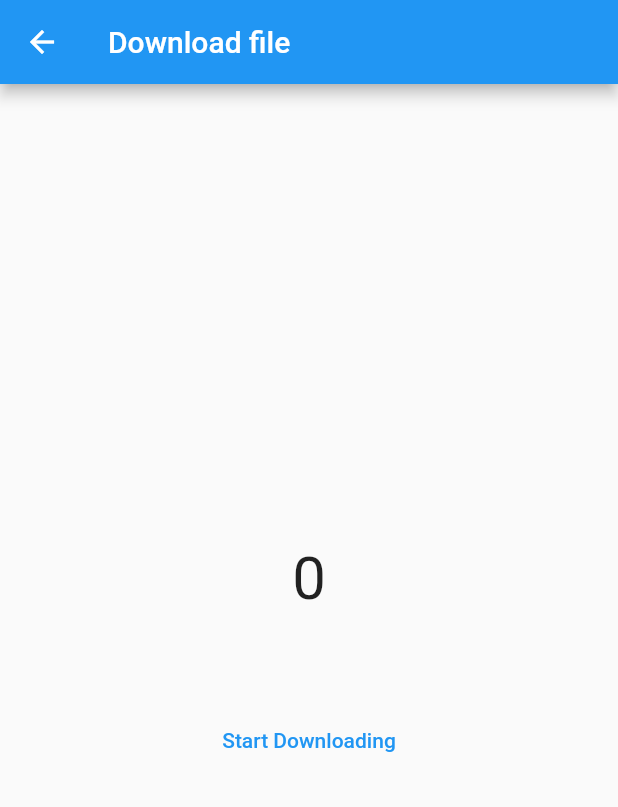
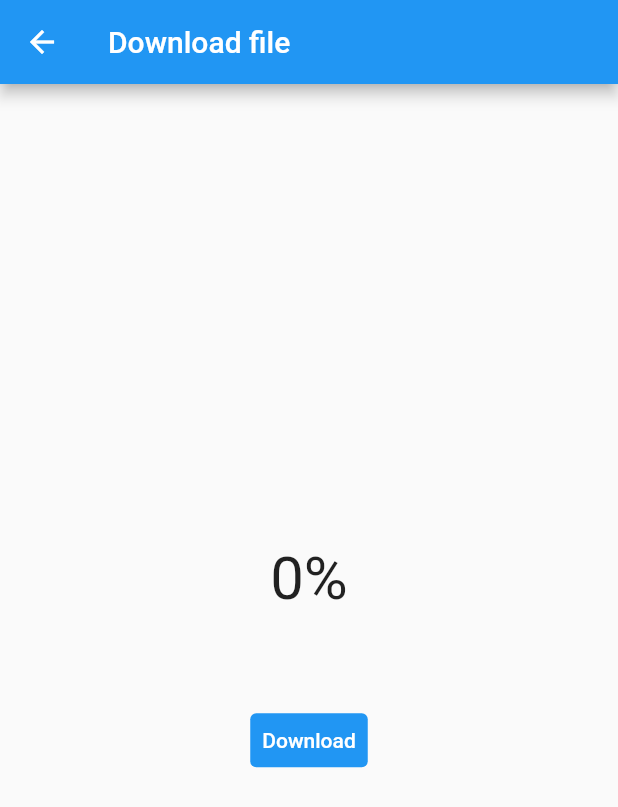
Before and after one commit to asmitzz/flutter_tasks, a Flutter app: the DownloadFile screen opened by its route, on a phone screen of 412 x 824 dp. Shown: the top 807 px of the screen. Run offline on Flutter 3.47's test engine with Material 2 defaults, Android fonts, the phone set to English and light mode, and no system bars; our stand-ins replace permission_handler; missing offline and left inert: flutter_downloader.

Commit message:
implemented download file using flutter_downloader

```diff
--- a/lib/screens/task3_download_file.dart
+++ b/lib/screens/task3_download_file.dart
@@ -16,6 +16,8 @@ class DownloadFile extends StatefulWidget {
 
 class _DownloadFileState extends State<DownloadFile> {
   int progress = 0;
+  bool isDownloadStart = false;
+  String taskId = "";
 
   final ReceivePort _receivePort = ReceivePort();
 
@@ -31,7 +33,6 @@ class _DownloadFileState extends State<DownloadFile> {
 
   @override
   void initState() {
-    // TODO: implement initState
     super.initState();
 
     ///register a send port for the other isolates
@@ -39,15 +40,20 @@ class _DownloadFileState extends State<DownloadFile> {
         _receivePort.sendPort, "downloading");
 
     ///Listening for the data is comming other isolataes
-    _receivePort.listen((message) {
+    _receivePort.listen(
+      (message) {
         setState(() {
           progress = message[2];
         });
-
-      print(progress);
-    });
+      },
+    );
 
     FlutterDownloader.registerCallback(downloadingCallback);
+  }
+
+  @override
+  void dispose() {
+    super.dispose();
   }
 
   @override
@@ -61,14 +67,20 @@ class _DownloadFileState extends State<DownloadFile> {
           mainAxisAlignment: MainAxisAlignment.center,
           children: <Widget>[
             Text(
-              "$progress",
+              "$progress%",
               style: const TextStyle(fontSize: 40),
             ),
             const SizedBox(
               height: 60,
             ),
             TextButton(
-              child: const Text("Start Downloading"),
+              style: TextButton.styleFrom(
+                backgroundColor: Colors.blue,
+              ),
+              child: Text(
+                isDownloadStart ? "Downloading..." : "Download",
+                style: const TextStyle(color: Colors.white),
+              ),
               onPressed: () async {
                 try {
                   final status = await Permission.storage.request();
@@ -90,16 +102,18 @@ class _DownloadFileState extends State<DownloadFile> {
                     } else {
                       externalDir = await getExternalStorageDirectory();
                     }
-
-                    final id = await FlutterDownloader.enqueue(
+                    setState(() {
+                      isDownloadStart = true;
+                    });
+                    taskId = (await FlutterDownloader.enqueue(
                           url:
                               "https://www.learningcontainer.com/wp-content/uploads/2020/05/sample-mp4-file.mp4",
                           savedDir: externalDir == null ? "" : externalDir.path,
                           fileName: "demo",
                           showNotification: true,
                           openFileFromNotification: true,
-                    );
-                    print(id);
+                        )) ??
+                        "";
                   } else {
                     print("Permission deined");
                   }
```
Also changed, not shown: 2 other files. Lines whose indentation alone changed are shown as unchanged.
